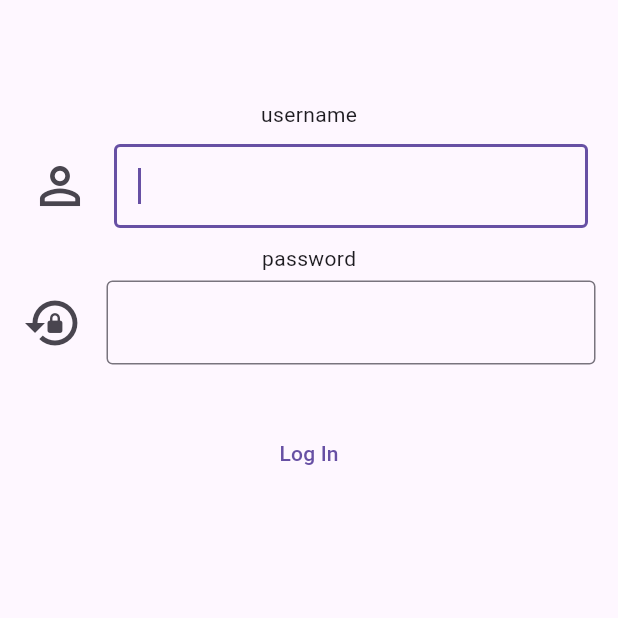
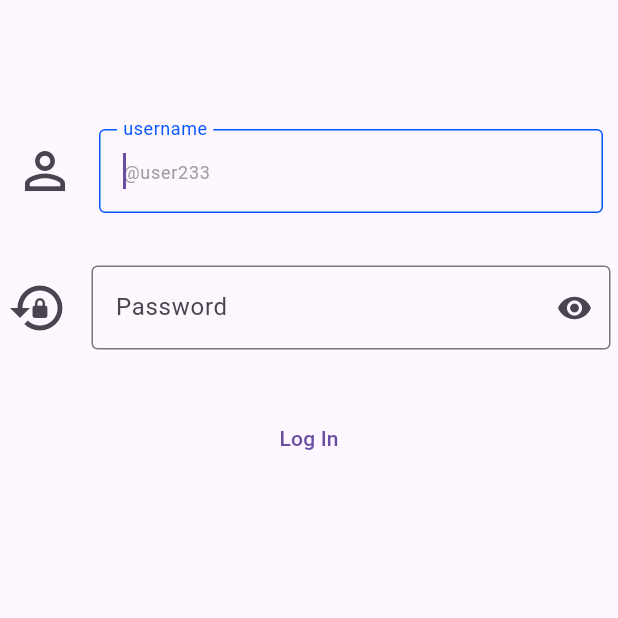
Before and after one commit to Archoooo/Learn-Flutter, a Flutter app: the screen it shows after launch, on a phone screen of 412 x 824 dp, the top half of it. Run offline on Flutter 3.47's test engine with Material 3 defaults, Android fonts, the phone set to English and light mode, and no system bars.

Commit message:
txtfield v 1.2

```diff
--- a/lib/main.dart
+++ b/lib/main.dart
@@ -13,9 +13,7 @@ class MyApp extends StatelessWidget {
   Widget build(BuildContext context) {
     return MaterialApp(
       debugShowCheckedModeBanner: false,
-      home: txtF(
-
-      ),
+      home: txtF(),
     );
   }
 }
--- a/lib/tXtField.dart
+++ b/lib/tXtField.dart
@@ -8,10 +8,9 @@ class txtF extends StatelessWidget {
         appBar: AppBar(),
         body: Center(
           child: Padding(
-            padding: const EdgeInsets.all(10),
+            padding: const EdgeInsets.symmetric(vertical: 20),
             child: Column(
               children: [
-                Text("username"),
                 Container(
                   child: Padding(
                     padding: const EdgeInsets.all(10),
@@ -22,19 +21,30 @@ class txtF extends StatelessWidget {
                         // // obscuringCharacter: "V",
                         // keyboardType: TextInputType.datetime,
                         showCursor: true,
-
                         decoration: InputDecoration(
                           icon: Icon(
                             Icons.person_outline_sharp,
                             size: 40,
                           ),
-                          border: OutlineInputBorder()),
-                    ),
+                          border: OutlineInputBorder(),
+                          focusedBorder: OutlineInputBorder(
+                              borderSide: BorderSide(
+                                  color: Color.fromARGB(255, 2, 86, 255))),
+                          hintStyle:
+                              TextStyle(color: Colors.grey, fontSize: 12),
+                          hintText: "@user233",
+                          floatingLabelStyle:
+                              TextStyle(color: Color.fromARGB(255, 2, 86, 255)),
+                          labelText: "username",
+                          // labelStyle:
+                          //     TextStyle(color: Colors.blue, fontSize: 20)
+                          // prefixText: "@user122"
+                        )),
                   ),
                 ),
                 Container(
                   height: 20,
-                  child: Text("password"),
+                  // child: Text("password"),
                 ),
                 Container(
                   child: Padding(
@@ -42,7 +52,7 @@ class txtF extends StatelessWidget {
                     child: TextField(
                       // autocorrect: true,
                       // autofocus: true,
-                      // // obscureText: true,
+                      obscureText: true,
                       obscuringCharacter: "*",
                       // keyboardType: TextInputType.datetime,
                       showCursor: true,
@@ -51,7 +61,24 @@ class txtF extends StatelessWidget {
                             Icons.lock_reset,
                             size: 40,
                           ),
-                          border: OutlineInputBorder()),
+                          border: OutlineInputBorder(),
+                          focusedBorder: OutlineInputBorder(
+                              borderSide: BorderSide(
+                                  color: Color.fromARGB(255, 2, 86, 255))),
+                          hintText: "ytta",
+                          hintStyle:
+                              TextStyle(color: Colors.grey, fontSize: 12),
+                          floatingLabelStyle:
+                              TextStyle(color: Color.fromARGB(255, 2, 86, 255)),
+                          labelText: "Password",
+                          suffixIcon: IconButton(
+                              onPressed: () {
+                                //untuk fungsi icon
+                                //harus statefull
+                              },
+                              icon: Icon(Icons.remove_red_eye_rounded))
+                          // prefixText: "password"
+                          ),
                     ),
                   ),
                 ),
```
Also changed, not shown: images/logo-login.png (added). Lines whose indentation alone changed are shown as unchanged.
